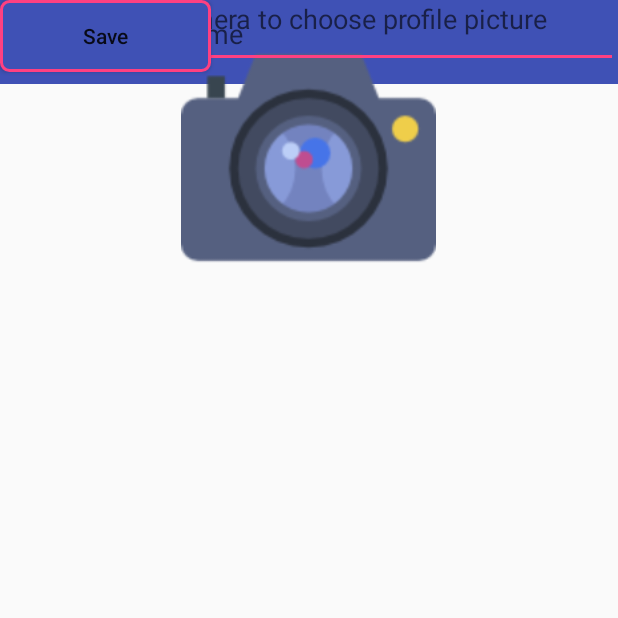
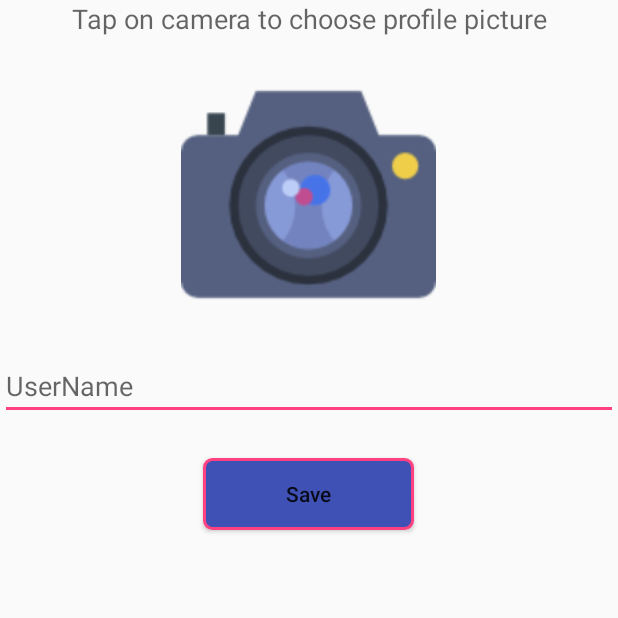
Before and after one commit to Alex-Ice/projet_android, an Android app: the ParamActivity screen opened directly, with no data from a screen before it, on a phone screen of 412 x 824 dp, the top half of it. Run offline under Robolectric (Android 15) with nearby library versions, the phone set to English and light mode, and no system bars; our stand-ins replace Firebase (no records; nobody signed in at launch, a user with empty details on screens opened directly).

Commit message:
Ajout de trucs cool
On peut choisir un username dès la création du compte, on peut choisir une image de profile. Pour les deux, ils sont reliés à l'id de l'user connecté au moment même donc on peut y avoir accès facilement. De plus, quand on va dans les paramètres comptes et que si il existe déjà un username ou une image de profile alors ils apparaissent.

```diff
--- a/BUbble/app/build.gradle
+++ b/BUbble/app/build.gradle
@@ -25,6 +25,7 @@ dependencies {
     implementation 'com.google.firebase:firebase-database:11.0.4'
     implementation 'com.google.firebase:firebase-storage:11.0.4'
     implementation 'com.google.firebase:firebase-auth:11.0.4'
+    implementation 'com.github.bumptech.glide:glide:4.0.0:'
     implementation 'com.android.support:design:26.1.0'
     testImplementation 'junit:junit:4.12'
     compile 'com.github.igalata:Bubble-Picker:v0.2.4'
--- a/BUbble/app/src/main/java/com/example/alexi/b_ubble/ParamActivity.java
+++ b/BUbble/app/src/main/java/com/example/alexi/b_ubble/ParamActivity.java
@@ -1,36 +1,74 @@
 package com.example.alexi.b_ubble;
 
+import android.app.Activity;
 import android.content.Intent;
 import android.graphics.Bitmap;
 import android.net.Uri;
 import android.provider.MediaStore;
+import android.support.annotation.NonNull;
 import android.support.v7.app.AppCompatActivity;
 import android.os.Bundle;
 import android.view.View;
 import android.widget.EditText;
 import android.widget.ImageView;
+import android.widget.ProgressBar;
+import android.widget.Toast;
 
+import com.bumptech.glide.Glide;
+import com.google.android.gms.tasks.OnCompleteListener;
+import com.google.android.gms.tasks.OnFailureListener;
+import com.google.android.gms.tasks.OnSuccessListener;
+import com.google.android.gms.tasks.Task;
 import com.google.firebase.auth.FirebaseAuth;
 import com.google.firebase.auth.FirebaseUser;
+import com.google.firebase.auth.UserProfileChangeRequest;
+import com.google.firebase.database.DataSnapshot;
+import com.google.firebase.database.DatabaseError;
+import com.google.firebase.database.DatabaseReference;
+import com.google.firebase.database.FirebaseDatabase;
+import com.google.firebase.database.ValueEventListener;
+import com.google.firebase.storage.FirebaseStorage;
+import com.google.firebase.storage.StorageReference;
+import com.google.firebase.storage.UploadTask;
 
+import java.io.ByteArrayInputStream;
+import java.io.ByteArrayOutputStream;
 import java.io.IOException;
+import java.util.HashMap;
+import java.util.Map;
 
 public class ParamActivity extends AppCompatActivity {
 
     private static final int CHOOSE_IMAGE = 101;
-    ImageView imageView;
-    EditText editText;
+    private ImageView imageView;
+    private EditText UserName;
 
-    Uri uriProfileImage;
+    private ProgressBar progressBar;
 
+
+
+    private FirebaseAuth mAuth;
+    private DatabaseReference mCustomerDatabase;
+
+    private String userID;
+    private String mName;
+    private String profileImageUrl;
+
+    private Uri resultUri;
 
     @Override
     protected void onCreate(Bundle savedInstanceState) {
         super.onCreate(savedInstanceState);
         setContentView(R.layout.activity_param);
 
-        editText = (EditText) findViewById(R.id.editTextDisplayName);
-        imageView = (ImageView) findViewById(R.id.imageView);
+        UserName = (EditText) findViewById(R.id.editTextUsername);
+        imageView = (ImageView) findViewById(R.id.profileImage);
+        progressBar = (ProgressBar) findViewById(R.id.progressbar);
+        mAuth = FirebaseAuth.getInstance();
+        userID = mAuth.getCurrentUser().getUid();
+        mCustomerDatabase = FirebaseDatabase.getInstance().getReference().child("Users").child(userID);
+
+        getUserInfo();
 
         imageView.setOnClickListener(new View.OnClickListener() {
             @Override
@@ -45,33 +83,123 @@ public class ParamActivity extends AppCompatActivity {
             @Override
             public void onClick(View view) {
 
+                saveUserInformation();
+
             }
         });
+    }
+
+    private void getUserInfo()
+    {
+        mCustomerDatabase.addValueEventListener(new ValueEventListener()
+        {
+            @Override
+            public void onDataChange(DataSnapshot dataSnapshot)
+            {
+                if(dataSnapshot.exists() && dataSnapshot.getChildrenCount() > 0)
+                {
+                    Map<String, Object> map = (Map<String, Object>) dataSnapshot.getValue();
+                    if(map.get("name") != null)
+                    {
+                        mName = map.get("name").toString();
+                        UserName.setText(mName);
+
+                    }
+                    if(map.get("profileImageUrl") != null)
+                    {
+                        profileImageUrl = map.get("profileImageUrl").toString();
+                        Glide.with(getApplication()).load(profileImageUrl).into(imageView);
+                    }
+                }
+            }
+
+            @Override
+            public void onCancelled(DatabaseError databaseError)
+            {
+            }
+        });
+    }
+
+    private void saveUserInformation()
+    {
+        mName = UserName.getText().toString();
+
+        Map userInfo = new HashMap();
+        userInfo.put("name",mName);
+        mCustomerDatabase.updateChildren(userInfo);
+
+        FirebaseUser user = mAuth.getCurrentUser();
+
+        if(user != null && resultUri != null)
+        {
+            StorageReference filePath = FirebaseStorage.getInstance().getReference().child("profile_images").child(userID);
+            Bitmap bitmap = null;
+
+            try
+            {
+                bitmap = MediaStore.Images.Media.getBitmap(getApplication().getContentResolver(), resultUri);
+            }
+            catch (IOException e)
+            {
+                e.printStackTrace();
+            }
+
+            ByteArrayOutputStream baos = new ByteArrayOutputStream();
+            bitmap.compress(Bitmap.CompressFormat.JPEG, 20, baos);
+            byte[] data = baos.toByteArray();
+            UploadTask uploadTask = filePath.putBytes(data);
+
+            uploadTask.addOnFailureListener(new OnFailureListener() {
+                @Override
+                public void onFailure(@NonNull Exception e) {
+                    finish();
+                    return;
+                }
+            });
+            uploadTask.addOnSuccessListener(new OnSuccessListener<UploadTask.TaskSnapshot>()
+            {
+                @Override
+                public void onSuccess(UploadTask.TaskSnapshot taskSnapshot)
+                {
+                    Uri downloadUrl = taskSnapshot.getDownloadUrl();
+
+                    Map newImage = new HashMap();
+                    newImage.put("profileImageUrl", downloadUrl.toString());
+                    mCustomerDatabase.updateChildren(newImage);
+
+                    finish();
+                    return;
+
+                }
+            });
+
+        }
+        else
+        {
+            finish();
+            return;
+        }
+
     }
 
     @Override
     protected void onActivityResult(int requestCode, int resultCode, Intent data) {
         super.onActivityResult(requestCode, resultCode, data);
 
-        if(requestCode == CHOOSE_IMAGE && resultCode == RESULT_OK && data != null && data.getData() != null)
+        if(requestCode == 1 && resultCode == Activity.RESULT_OK)
         {
-            uriProfileImage = data.getData();
-            try {
-                Bitmap bitmap = MediaStore.Images.Media.getBitmap(getContentResolver(), uriProfileImage);
-                imageView.setImageBitmap(bitmap);
-            } catch (IOException e) {
-                e.printStackTrace();
-            }
+            final Uri imageUri = data.getData();
+            resultUri = imageUri;
+            imageView.setImageURI(resultUri);
         }
 
     }
 
     private void showImageChooser()
     {
-        Intent intent = new Intent();
+        Intent intent = new Intent(Intent.ACTION_PICK);
         intent.setType("image/*");
-        intent.setAction(Intent.ACTION_GET_CONTENT);
-        startActivityForResult(Intent.createChooser(intent, "Select Profile Image"),CHOOSE_IMAGE);
+        startActivityForResult(intent, 1);
     }
 
 }
--- a/BUbble/app/src/main/java/com/example/alexi/b_ubble/RegisterActivity.java
+++ b/BUbble/app/src/main/java/com/example/alexi/b_ubble/RegisterActivity.java
@@ -86,7 +86,7 @@ public class RegisterActivity extends AppCompatActivity implements View.OnClickL
             {
                 if(task.isSuccessful())
                 {
-                    Intent intent = new Intent(RegisterActivity.this, AccountActivity.class);
+                    Intent intent = new Intent(RegisterActivity.this, sea.class);
                     //intent.addFlags(Intent.FLAG_ACTIVITY_CLEAR_TOP);
                     progBar.setVisibility(View.GONE);
                     startActivity(intent);
--- a/BUbble/app/src/main/res/layout/activity_login.xml
+++ b/BUbble/app/src/main/res/layout/activity_login.xml
@@ -11,7 +11,8 @@ android:layout_height="match_parent"
 <LinearLayout
     android:layout_width="match_parent"
     android:layout_height="match_parent"
-    android:orientation="vertical">
+    android:orientation="vertical"
+    android:gravity="bottom">
 
 
     <EditText
--- a/BUbble/app/src/main/res/layout/activity_param.xml
+++ b/BUbble/app/src/main/res/layout/activity_param.xml
@@ -1,16 +1,13 @@
 <?xml version="1.0" encoding="utf-8"?>
-<android.support.constraint.ConstraintLayout xmlns:android="http://schemas.android.com/apk/res/android"
+<LinearLayout
+    xmlns:android="http://schemas.android.com/apk/res/android"
 xmlns:app="http://schemas.android.com/apk/res-auto"
 xmlns:tools="http://schemas.android.com/tools"
 android:layout_width="match_parent"
 android:layout_height="match_parent"
-tools:context="com.example.alexi.b_ubble.ParamActivity">
+tools:context="com.example.alexi.b_ubble.ParamActivity"
+    android:orientation="vertical">
 
-<android.support.v7.widget.Toolbar
-    android:id="@+id/toolbar"
-    android:layout_width="match_parent"
-    android:layout_height="wrap_content"
-    android:background="@color/colorPrimary" />
 
     <TextView
         android:layout_width="match_parent"
@@ -24,18 +21,19 @@ tools:context="com.example.alexi.b_ubble.ParamActivity">
         android:layout_height="wrap_content">
 
         <ImageView
-        android:id="@+id/imageView"
+            android:id="@+id/profileImage"
             android:layout_width="170dp"
             android:layout_height="170dp"
             android:layout_centerHorizontal="true"
             android:layout_margin="20dp"
-        android:background="@drawable/icon_camera"
+            android:src="@drawable/icon_camera"
             android:scaleType="centerCrop" />
 
         <ProgressBar
             android:id="@+id/progressbar"
             android:layout_width="wrap_content"
             android:layout_height="wrap_content"
+            android:scaleType="centerCrop"
             android:layout_centerHorizontal="true"
             android:layout_centerVertical="true"
             android:visibility="gone" />
@@ -43,17 +41,10 @@ tools:context="com.example.alexi.b_ubble.ParamActivity">
     </RelativeLayout>
 
     <EditText
-    android:id="@+id/editTextDisplayName"
+        android:id="@+id/editTextUsername"
         android:layout_width="match_parent"
         android:layout_height="wrap_content"
-    android:hint="Enter Display Name" />
-
-<TextView
-    android:id="@+id/textViewVerified"
-    android:layout_width="match_parent"
-    android:layout_height="wrap_content"
-    android:text="Verified"
-    android:textAppearance="@style/Base.TextAppearance.AppCompat.Large" />
+        android:hint="UserName" />
 
     <Button
         android:id="@+id/buttonSave"
@@ -67,4 +58,4 @@ tools:context="com.example.alexi.b_ubble.ParamActivity">
         android:text="Save"
         android:textAllCaps="false" />
 
-</android.support.constraint.ConstraintLayout>
+</LinearLayout>
--- a/BUbble/app/src/main/res/layout/activity_register.xml
+++ b/BUbble/app/src/main/res/layout/activity_register.xml
@@ -5,7 +5,8 @@ xmlns:tools="http://schemas.android.com/tools"
 android:layout_width="match_parent"
 android:layout_height="match_parent"
 tools:context="com.example.alexi.b_ubble.RegisterActivity"
-android:orientation="vertical">
+android:orientation="vertical"
+    android:gravity="bottom">
 
 <EditText
     android:id="@+id/editTextEmail"
```
Also changed, not shown: projet/app/src/main/res/layout/activity_param.xml (+5 -3 lines). Lines whose indentation alone changed are shown as unchanged.
